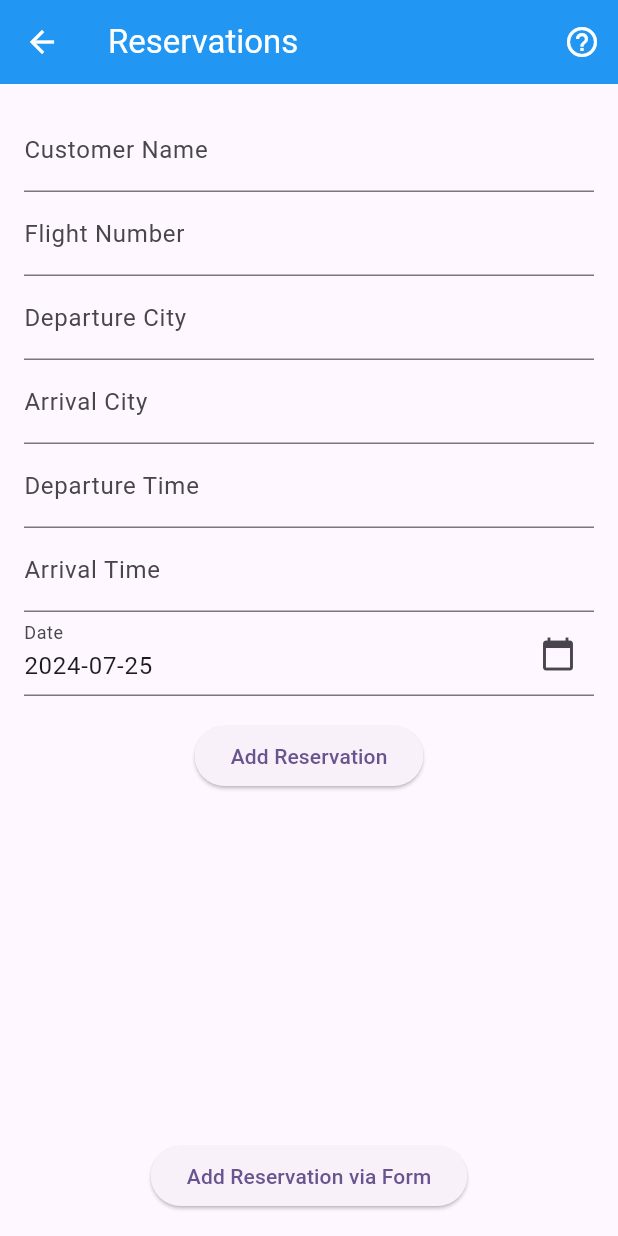
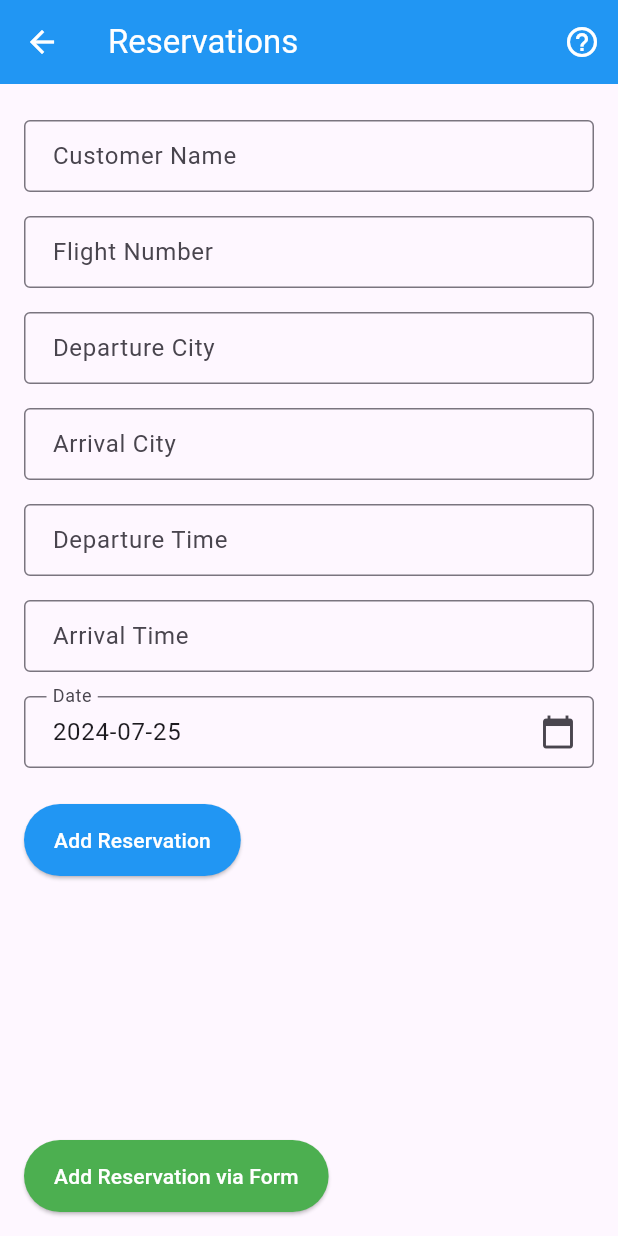
Before and after one commit to RoidedSasquatch/Mock-Airline-Management-Mobile-App, a Flutter app: the ReservationsPage screen opened by its route, on a phone screen of 412 x 824 dp. Run offline on Flutter 3.47's test engine with Material 3 defaults, Android fonts, the phone set to English and light mode, and no system bars; our stand-ins replace flutter_secure_storage; missing offline and left inert: encrypted_shared_preferences; accounts and stored records are empty.

Commit message:
Further added more details.

```diff
--- a/lib/ReservationsPage.dart
+++ b/lib/ReservationsPage.dart
@@ -233,58 +233,43 @@ class _ReservationsPageState extends State<ReservationsPage> {
           return Row(
             children: [
               Expanded(
+                flex: 2,
                 child: Padding(
                   padding: const EdgeInsets.all(16.0),
                   child: Column(
+                    crossAxisAlignment: CrossAxisAlignment.start,
                     children: [
                       // Input fields
-                      TextField(
-                        controller: customerNameController,
-                        decoration: InputDecoration(labelText: 'Customer Name'),
-                      ),
-                      TextField(
-                        controller: flightNumberController,
-                        decoration: InputDecoration(labelText: 'Flight Number'),
-                      ),
-                      TextField(
-                        controller: departCityController,
-                        decoration: InputDecoration(labelText: 'Departure City'),
-                      ),
-                      TextField(
-                        controller: arriveCityController,
-                        decoration: InputDecoration(labelText: 'Arrival City'),
-                      ),
-                      TextField(
-                        controller: departTimeController,
-                        decoration: InputDecoration(labelText: 'Departure Time'),
-                      ),
-                      TextField(
-                        controller: arriveTimeController,
-                        decoration: InputDecoration(labelText: 'Arrival Time'),
-                      ),
-                      TextField(
-                        controller: dateController,
-                        readOnly: true,
-                        decoration: InputDecoration(
-                          labelText: 'Date',
-                          suffixIcon: IconButton(
-                            icon: Icon(Icons.calendar_today),
-                            onPressed: _selectDate,
-                          ),
-                        ),
-                      ),
+                      _buildTextField(customerNameController, 'Customer Name'),
+                      _buildTextField(flightNumberController, 'Flight Number'),
+                      _buildTextField(departCityController, 'Departure City'),
+                      _buildTextField(arriveCityController, 'Arrival City'),
+                      _buildTextField(departTimeController, 'Departure Time'),
+                      _buildTextField(arriveTimeController, 'Arrival Time'),
+                      _buildDateField(dateController, _selectDate),
                       SizedBox(height: 16),
                       ElevatedButton(
                         onPressed: addReservationFromInput,
                         child: Text('Add Reservation'),
+                        style: ElevatedButton.styleFrom(
+                          foregroundColor: Colors.white, backgroundColor: Colors.blue,
+                          padding: EdgeInsets.symmetric(vertical: 14, horizontal: 20),
+                        ),
                       ),
                       SizedBox(height: 20),
                       Expanded(
                         child: ListView.builder(
                           itemCount: reservations.length,
                           itemBuilder: (context, index) {
-                            return ListTile(
-                              title: Text('ID: ${reservations[index].id} - ${reservations[index].customer.name} - ${reservations[index].flight.flightNumber}'),
+                            return Card(
+                              margin: EdgeInsets.symmetric(vertical: 8),
+                              child: ListTile(
+                                contentPadding: EdgeInsets.all(12),
+                                leading: Icon(Icons.flight_takeoff, color: Colors.blue),
+                                title: Text(
+                                  'ID: ${reservations[index].id} - ${reservations[index].customer.name} - ${reservations[index].flight.flightNumber}',
+                                  style: TextStyle(fontWeight: FontWeight.bold),
+                                ),
                                 subtitle: Text('Date: ${reservations[index].date.year}-${reservations[index].date.month}-${reservations[index].date.day}'),
                                 onTap: () {
                                   setState(() {
@@ -302,6 +287,7 @@ class _ReservationsPageState extends State<ReservationsPage> {
                                     );
                                   }
                                 },
+                              ),
                             );
                           },
                         ),
@@ -327,6 +313,10 @@ class _ReservationsPageState extends State<ReservationsPage> {
                           }
                         },
                         child: Text('Add Reservation via Form'),
+                        style: ElevatedButton.styleFrom(
+                          foregroundColor: Colors.white, backgroundColor: Colors.green,
+                          padding: EdgeInsets.symmetric(vertical: 14, horizontal: 20),
+                        ),
                       ),
                     ],
                   ),
@@ -334,6 +324,7 @@ class _ReservationsPageState extends State<ReservationsPage> {
               ),
               if (isWideScreen && selectedReservation != null)
                 Expanded(
+                  flex: 3,
                   child: ReservationDetailsPage(
                     reservation: selectedReservation!,
                     onDelete: _handleDelete,
@@ -345,4 +336,37 @@ class _ReservationsPageState extends State<ReservationsPage> {
       ),
     );
   }
+
+  Widget _buildTextField(TextEditingController controller, String labelText) {
+    return Padding(
+      padding: const EdgeInsets.symmetric(vertical: 8.0),
+      child: TextField(
+        controller: controller,
+        decoration: InputDecoration(
+          labelText: labelText,
+          border: OutlineInputBorder(),
+          contentPadding: EdgeInsets.symmetric(vertical: 10, horizontal: 15),
+        ),
+      ),
+    );
   }
+
+  Widget _buildDateField(TextEditingController controller, VoidCallback onTap) {
+    return Padding(
+      padding: const EdgeInsets.symmetric(vertical: 8.0),
+      child: TextField(
+        controller: controller,
+        readOnly: true,
+        decoration: InputDecoration(
+          labelText: 'Date',
+          border: OutlineInputBorder(),
+          suffixIcon: IconButton(
+            icon: Icon(Icons.calendar_today),
+            onPressed: onTap,
+          ),
+          contentPadding: EdgeInsets.symmetric(vertical: 10, horizontal: 15),
+        ),
+      ),
+    );
+  }
+}
```
Lines whose indentation alone changed are shown as unchanged.
